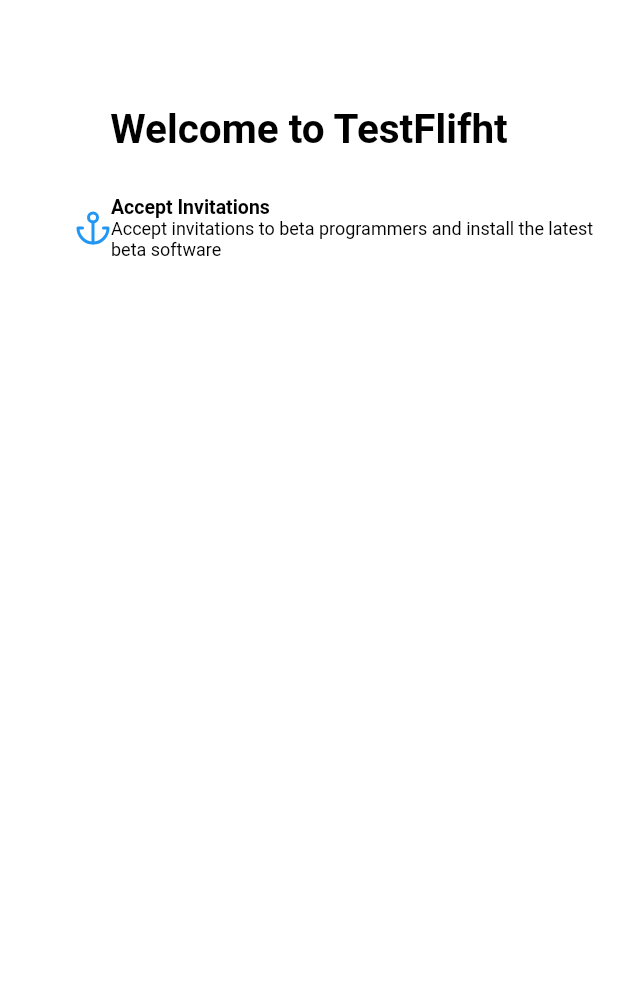
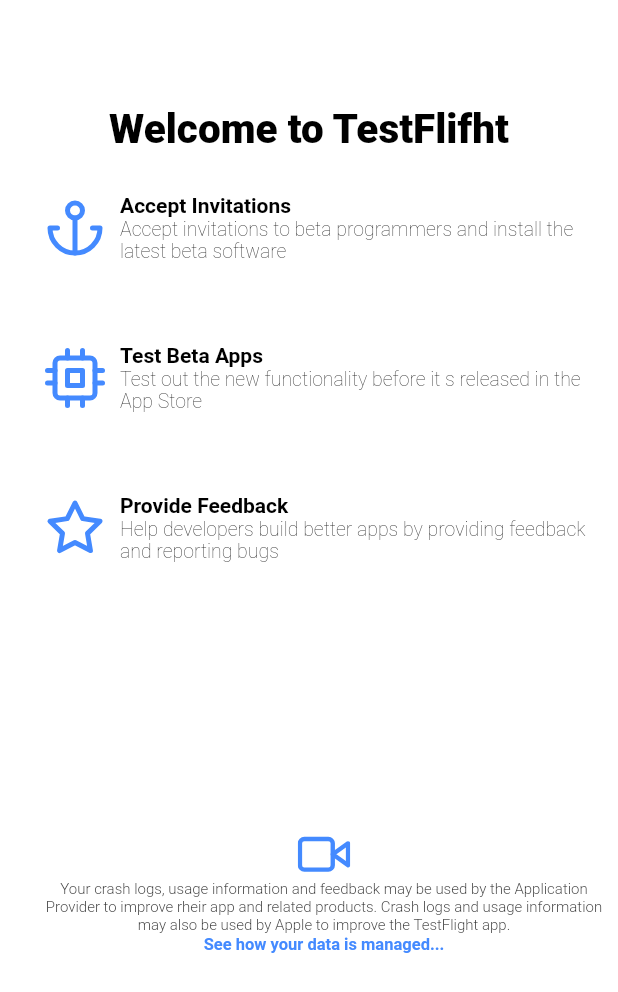
Before and after one commit to iliiagerman/flutter2, a Flutter app: the screen it shows after launch, on a phone screen of 412 x 824 dp. Shown: the top 992 px of the screen. Run offline on Flutter 3.47's test engine with Material 2 defaults, Android fonts, the phone set to English and light mode, and no system bars; our stand-ins replace flutter_svg.

Commit message:
add screen

```diff
--- a/lib/main.dart
+++ b/lib/main.dart
@@ -16,26 +16,32 @@ class MyFirstApp extends StatelessWidget {
             color: Colors.white,
             child: Column(
               children: <Widget>[
-                SizedBox(height: 70,),
+                SizedBox(
+                  height: 70,
+                ),
                 Text(
                   'Welcome to TestFlifht',
                   style: TextStyle(
                       color: Colors.black,
-                      fontWeight: FontWeight.w700,
+                      fontWeight: FontWeight.w800,
                       fontSize: 27,
                       decoration: TextDecoration.none),
                 ),
                 Row(
                   children: [
                     SizedBox(
-                      width: 50,
+                      width: 30,
                     ),
                     SizedBox(
                       height: 100,
                     ),
                     SvgPicture.asset(
-                        'lib/assets/images/anchor.svg',
-                      color: Colors.blue,
+                      'lib/assets/images/anchor.svg',
+                      color: Colors.blueAccent,
+                      width: 40,
+                    ),
+                    SizedBox(
+                      width: 10,
                     ),
                     Expanded(
                       child: Column(
@@ -43,7 +49,7 @@ class MyFirstApp extends StatelessWidget {
                         children: [
                           Text('Accept Invitations',
                               style: TextStyle(
-                                fontSize: 13,
+                                fontSize: 14,
                                 fontWeight: FontWeight.bold,
                                 color: Colors.black,
                               )),
@@ -53,14 +59,127 @@ class MyFirstApp extends StatelessWidget {
                               maxLines: 3,
                               // softWrap: false,
                               style: TextStyle(
-                                fontSize: 12,
-                                fontWeight: FontWeight.normal,
+                                fontSize: 13,
+                                fontWeight: FontWeight.w200,
                                 color: Colors.black,
                               )),
                         ],
                       ),
                     )
                   ],
+                ),
+                Row(
+                  children: [
+                    SizedBox(
+                      width: 30,
+                    ),
+                    SizedBox(
+                      height: 100,
+                    ),
+                    SvgPicture.asset(
+                      'lib/assets/images/cpu.svg',
+                      color: Colors.blueAccent,
+                      width: 40,
+                    ),
+                    SizedBox(
+                      width: 10,
+                    ),
+                    Expanded(
+                      child: Column(
+                        crossAxisAlignment: CrossAxisAlignment.start,
+                        children: [
+                          Text('Test Beta Apps',
+                              style: TextStyle(
+                                fontSize: 14,
+                                fontWeight: FontWeight.bold,
+                                color: Colors.black,
+                              )),
+                          Text(
+                              'Test out the new functionality before it s released in the App Store',
+                              // overflow: TextOverflow.fade,
+                              maxLines: 3,
+                              // softWrap: false,
+                              style: TextStyle(
+                                fontSize: 13,
+                                fontWeight: FontWeight.w200,
+                                color: Colors.black,
+                              )),
+                        ],
+                      ),
+                    )
+                  ],
+                ),
+                Row(
+                  children: [
+                    SizedBox(
+                      width: 30,
+                    ),
+                    SizedBox(
+                      height: 100,
+                    ),
+                    SvgPicture.asset(
+                      'lib/assets/images/star.svg',
+                      color: Colors.blueAccent,
+                      width: 40,
+                    ),
+                    SizedBox(
+                      width: 10,
+                    ),
+                    Expanded(
+                      child: Column(
+                        crossAxisAlignment: CrossAxisAlignment.start,
+                        children: [
+                          Text('Provide Feedback',
+                              style: TextStyle(
+                                fontSize: 14,
+                                fontWeight: FontWeight.bold,
+                                color: Colors.black,
+                              )),
+                          Text(
+                              'Help developers build better apps by providing feedback and reporting bugs',
+                              // overflow: TextOverflow.fade,
+                              maxLines: 3,
+                              // softWrap: false,
+                              style: TextStyle(
+                                fontSize: 13,
+                                fontWeight: FontWeight.w200,
+                                color: Colors.black,
+                              )),
+                        ],
+                      ),
+                    )
+                  ],
+                ),
+                Container(
+                  // color: Colors.blueAccent,
+                  padding: EdgeInsets.only(left: 30,right: 10),
+                  child: Column(
+                    crossAxisAlignment: CrossAxisAlignment.center,
+                    children: [
+                      SizedBox(
+                        height: 150,
+                      ),
+                      SvgPicture.asset(
+                        'lib/assets/images/video.svg',
+                        color: Colors.blueAccent,
+                        width: 35,
+                      ),
+                      Text(
+                        'Your crash logs, usage information and feedback may be used by the Application Provider to improve rheir app and related products. Crash logs and usage information may also be used by Apple to improve the TestFlight app. ',
+                       textAlign: TextAlign.center,
+                        style:
+                            TextStyle(fontSize: 10, fontWeight: FontWeight.w300),
+                      ),
+                      Text(
+                        'See how your data is managed...',
+                        style: TextStyle(
+                          color: Colors.blueAccent,
+                          fontWeight: FontWeight.bold,
+                          fontSize: 11,
+                        ),
+                      )
+                    ],
+                  ),
                 ),
               ],
             ),
```
Also changed, not shown: lib/assets/images/cpu.svg (added), lib/assets/images/star.svg (added), lib/assets/images/video.svg (added).
